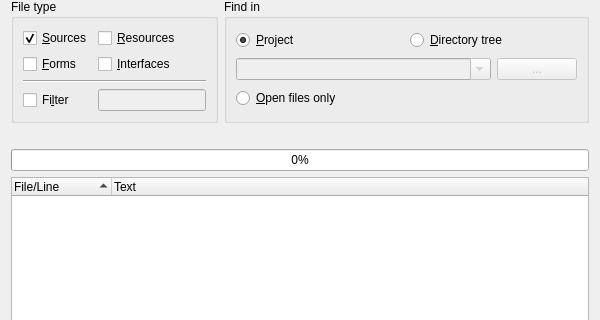
Qt form UI/FindFileDialog.ui (testmana2/test) before a commit; both pictures show x 0 to 600 and y 94 to 414 of the 600 by 750 pixel window.
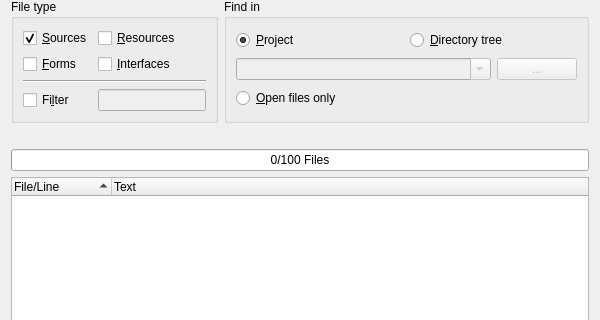
The same form after that commit. Custom widgets are drawn as their Qt base class.

The edit to the form file:
```diff
--- a/UI/FindFileDialog.ui
+++ b/UI/FindFileDialog.ui
@@ -343,6 +343,9 @@
      <property name="orientation">
       <enum>Qt::Horizontal</enum>
      </property>
+     <property name="format">
+      <string>%v/%m Files</string>
+     </property>
     </widget>
    </item>
    <item>
```
